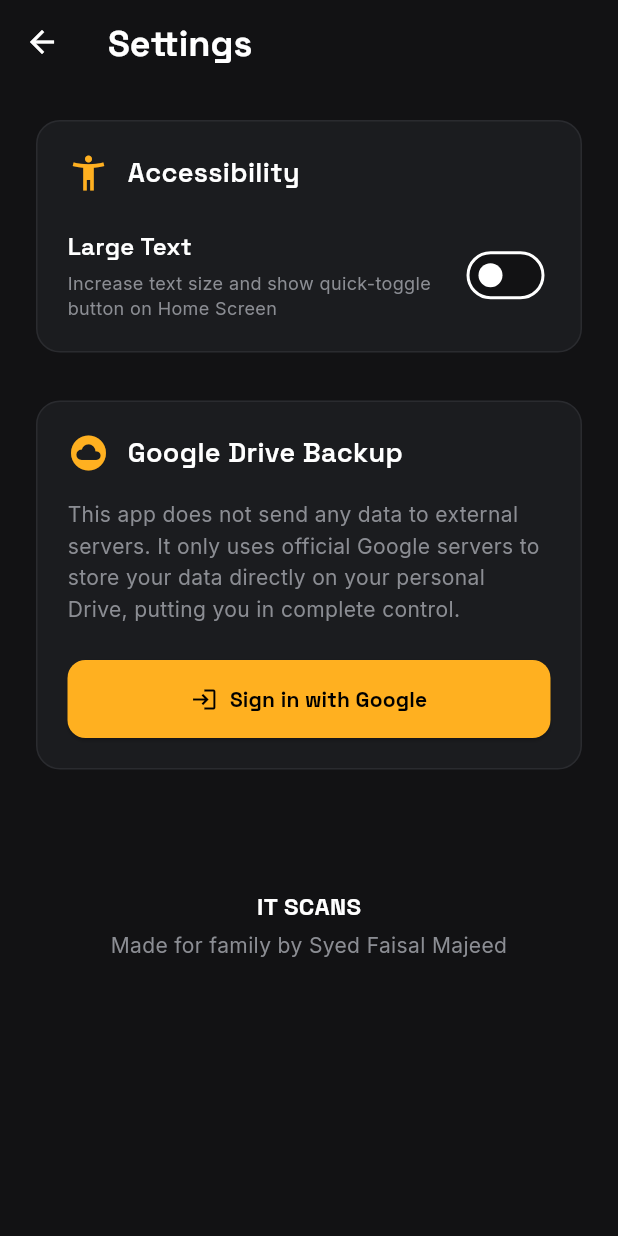
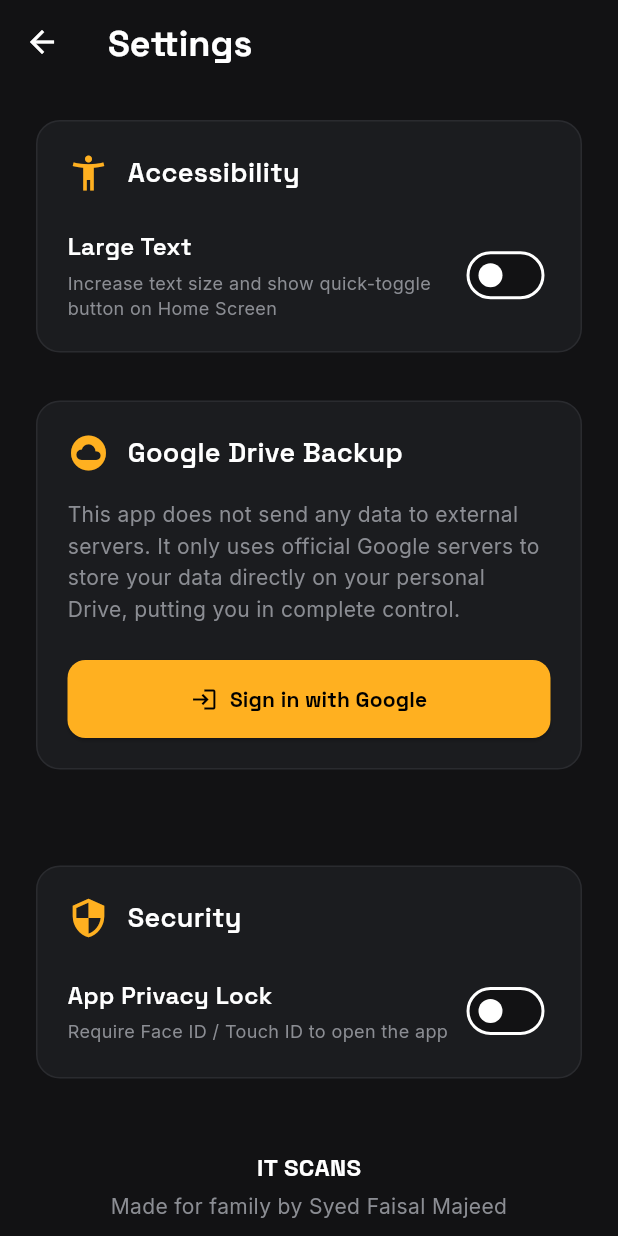
Before and after one commit to Allrounder687/IT-SCANS, a Flutter app: the SettingsScreen screen opened directly, on a phone screen of 412 x 824 dp. Run offline on Flutter 3.47's test engine with Material 3 defaults, Android fonts, the phone set to English and light mode, and no system bars; our stand-ins replace cloud_firestore, firebase_auth, firebase_core, google_fonts, google_mobile_ads, google_sign_in and 7 more; missing offline and left inert: extension_google_sign_in_as_googleapis_auth, flutter_doc_scanner, flutter_pdfview, google_mlkit_text_recognition, googleapis, pdfx; accounts and stored records are empty; network calls fail.

Commit message:
feat: biometric privacy lock, full-text search, and smart folders

```diff
--- a/lib/app.dart
+++ b/lib/app.dart
@@ -3,6 +3,8 @@ import 'package:provider/provider.dart';
 import 'core/theme.dart';
 import 'screens/home/home_screen.dart';
 import 'providers/accessibility_provider.dart';
+
+import 'widgets/biometric_wrapper.dart';
 
 class ItScansApp extends StatelessWidget {
   const ItScansApp({super.key});
@@ -22,7 +24,7 @@ class ItScansApp extends StatelessWidget {
           child: child!,
         );
       },
-      home: const HomeScreen(),
+      home: const BiometricWrapper(child: HomeScreen()),
     );
   }
 }
--- a/lib/screens/settings/settings_screen.dart
+++ b/lib/screens/settings/settings_screen.dart
@@ -6,6 +6,8 @@ import '../../providers/library_provider.dart';
 import '../../providers/accessibility_provider.dart';
 import '../../core/theme.dart';
 import 'cloud_management_screen.dart';
+import 'package:shared_preferences/shared_preferences.dart';
+import 'package:local_auth/local_auth.dart';
 
 class SettingsScreen extends StatelessWidget {
   const SettingsScreen({super.key});
@@ -40,6 +42,8 @@ class SettingsScreen extends StatelessWidget {
               _buildGoogleAccountSection(context, auth),
               const SizedBox(height: 32),
               if (auth.isSignedIn) _buildSyncSettingsSection(context, auth),
+              const SizedBox(height: 32),
+              const _SecuritySection(),
               const SizedBox(height: 32),
               _buildAboutSection(context),
             ],
@@ -402,3 +406,117 @@ class SettingsScreen extends StatelessWidget {
     );
   }
 }
+
+class _SecuritySection extends StatefulWidget {
+  const _SecuritySection();
+
+  @override
+  State<_SecuritySection> createState() => _SecuritySectionState();
+}
+
+class _SecuritySectionState extends State<_SecuritySection> {
+  bool _requireBiometrics = false;
+
+  @override
+  void initState() {
+    super.initState();
+    _loadSettings();
+  }
+
+  Future<void> _loadSettings() async {
+    final prefs = await SharedPreferences.getInstance();
+    setState(() {
+      _requireBiometrics = prefs.getBool('require_biometrics') ?? false;
+    });
+  }
+
+  Future<void> _toggleBiometrics(bool value) async {
+    if (value) {
+      final localAuth = LocalAuthentication();
+      final isAvailable = await localAuth.canCheckBiometrics || await localAuth.isDeviceSupported();
+      if (!isAvailable) {
+        if (mounted) {
+          ScaffoldMessenger.of(context).showSnackBar(
+            SnackBar(
+              content: Text('Biometrics not supported on this device', style: GoogleFonts.inter()),
+              backgroundColor: Colors.red,
+            ),
+          );
+        }
+        return;
+      }
+    }
+
+    final prefs = await SharedPreferences.getInstance();
+    await prefs.setBool('require_biometrics', value);
+    setState(() {
+      _requireBiometrics = value;
+    });
+  }
+
+  @override
+  Widget build(BuildContext context) {
+    return Container(
+      padding: const EdgeInsets.all(20),
+      decoration: BoxDecoration(
+        color: appSurface,
+        borderRadius: BorderRadius.circular(16),
+        border: Border.all(color: appLine),
+      ),
+      child: Column(
+        crossAxisAlignment: CrossAxisAlignment.start,
+        children: [
+          Row(
+            children: [
+              const Icon(Icons.security, color: appAccent, size: 28),
+              const SizedBox(width: 12),
+              Text(
+                'Security',
+                style: GoogleFonts.spaceGrotesk(
+                  fontSize: 18,
+                  fontWeight: FontWeight.w600,
+                  color: Colors.white,
+                ),
+              ),
+            ],
+          ),
+          const SizedBox(height: 24),
+          Row(
+            mainAxisAlignment: MainAxisAlignment.spaceBetween,
+            children: [
+              Expanded(
+                child: Column(
+                  crossAxisAlignment: CrossAxisAlignment.start,
+                  children: [
+                    Text(
+                      'App Privacy Lock',
+                      style: GoogleFonts.spaceGrotesk(
+                        fontSize: 16,
+                        fontWeight: FontWeight.w600,
+                        color: Colors.white,
+                      ),
+                    ),
+                    const SizedBox(height: 4),
+                    Text(
+                      'Require Face ID / Touch ID to open the app',
+                      style: GoogleFonts.inter(
+                        fontSize: 12,
+                        color: appTextMuted,
+                      ),
+                    ),
+                  ],
+                ),
+              ),
+              Switch(
+                value: _requireBiometrics,
+                onChanged: _toggleBiometrics,
+                activeColor: appAccent,
+                inactiveTrackColor: appBackground,
+              ),
+            ],
+          ),
+        ],
+      ),
+    );
+  }
+}
--- a/pubspec.yaml
+++ b/pubspec.yaml
@@ -52,6 +52,7 @@ dependencies:
   open_filex: ^4.5.0
   http: ^1.2.1
   path: ^1.9.0
+  local_auth: ^3.0.2
 
 dev_dependencies:
   flutter_test:
```
Also changed, not shown: lib/providers/library_provider.dart (+21 -0 lines), lib/screens/home/home_screen.dart (+29 -4 lines), lib/services/storage_service.dart (+10 -0 lines), lib/widgets/biometric_wrapper.dart (added, +153 -0 lines), pubspec.lock, 7 other files.
